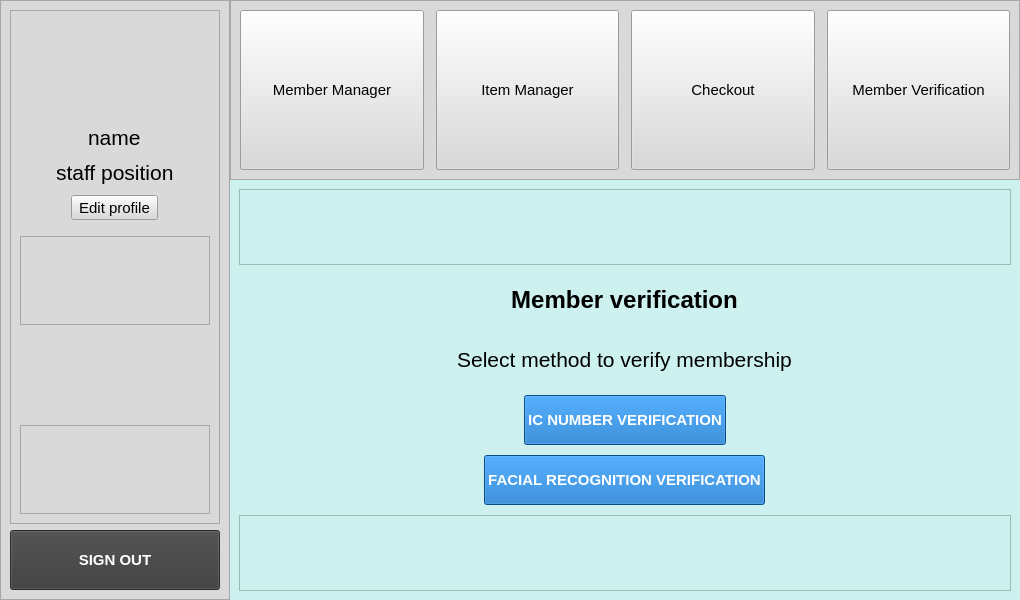
Qt form CPMMS_software/ui/memberVerificationScreen.ui (yomatashi/CPMMS) before a commit.
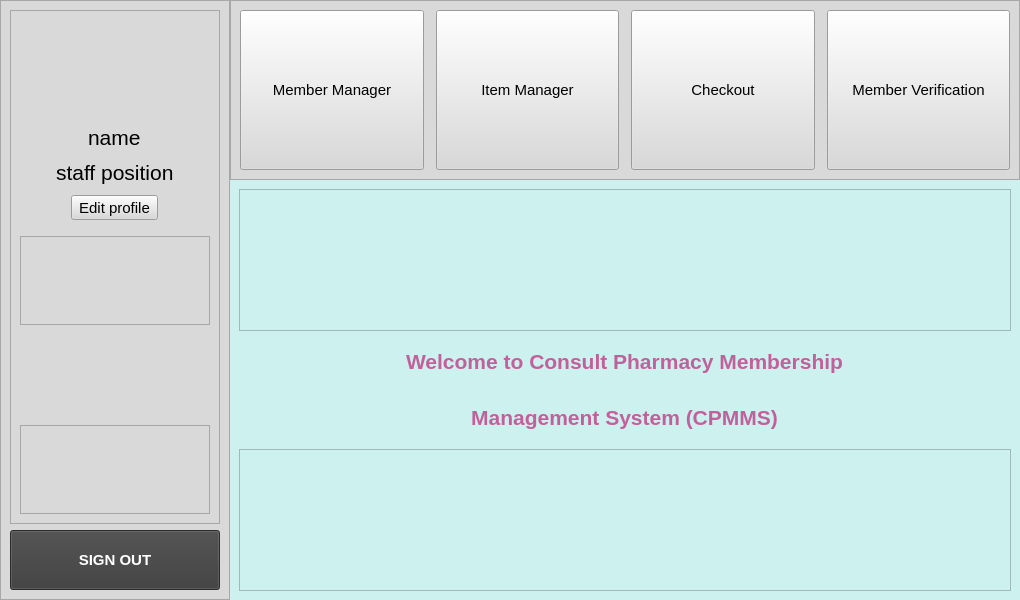
The same form after that commit. Icons and pictures are not drawn.

Diff of the .ui file:
```diff
--- a/CPMMS_software/ui/memberVerificationScreen.ui
+++ b/CPMMS_software/ui/memberVerificationScreen.ui
@@ -237,6 +237,110 @@
      <property name="currentIndex">
       <number>0</number>
      </property>
+     <widget class="QWidget" name="welcomePage">
+      <layout class="QVBoxLayout" name="verticalLayout_3">
+       <item>
+        <widget class="QFrame" name="frame_9">
+         <property name="frameShape">
+          <enum>QFrame::StyledPanel</enum>
+         </property>
+         <property name="frameShadow">
+          <enum>QFrame::Raised</enum>
+         </property>
+        </widget>
+       </item>
+       <item alignment="Qt::AlignHCenter">
+        <widget class="QLabel" name="label_10">
+         <property name="sizePolicy">
+          <sizepolicy hsizetype="Fixed" vsizetype="Fixed">
+           <horstretch>0</horstretch>
+           <verstretch>0</verstretch>
+          </sizepolicy>
+         </property>
+         <property name="maximumSize">
+          <size>
+           <width>16777215</width>
+           <height>50</height>
+          </size>
+         </property>
+         <property name="sizeIncrement">
+          <size>
+           <width>0</width>
+           <height>0</height>
+          </size>
+         </property>
+         <property name="font">
+          <font>
+           <weight>75</weight>
+           <bold>true</bold>
+          </font>
+         </property>
+         <property name="styleSheet">
+          <string notr="true">color: rgba(194,96,155,255)</string>
+         </property>
+         <property name="text">
+          <string>&lt;html&gt;&lt;head/&gt;&lt;body&gt;&lt;p&gt;&lt;span style=&quot; font-size:16pt;&quot;&gt;Welcome to Consult Pharmacy Membership&lt;/span&gt;&lt;/p&gt;&lt;/body&gt;&lt;/html&gt;</string>
+         </property>
+         <property name="textFormat">
+          <enum>Qt::AutoText</enum>
+         </property>
+         <property name="alignment">
+          <set>Qt::AlignCenter</set>
+         </property>
+        </widget>
+       </item>
+       <item alignment="Qt::AlignHCenter">
+        <widget class="QLabel" name="label_11">
+         <property name="sizePolicy">
+          <sizepolicy hsizetype="Fixed" vsizetype="Fixed">
+           <horstretch>0</horstretch>
+           <verstretch>0</verstretch>
+          </sizepolicy>
+         </property>
+         <property name="maximumSize">
+          <size>
+           <width>16777215</width>
+           <height>50</height>
+          </size>
+         </property>
+         <property name="sizeIncrement">
+          <size>
+           <width>0</width>
+           <height>0</height>
+          </size>
+         </property>
+         <property name="font">
+          <font>
+           <weight>75</weight>
+           <bold>true</bold>
+          </font>
+         </property>
+         <property name="styleSheet">
+          <string notr="true">color: rgba(194,96,155,255)</string>
+         </property>
+         <property name="text">
+          <string>&lt;html&gt;&lt;head/&gt;&lt;body&gt;&lt;p&gt;&lt;span style=&quot; font-size:16pt;&quot;&gt;Management System (CPMMS)&lt;/span&gt;&lt;/p&gt;&lt;/body&gt;&lt;/html&gt;</string>
+         </property>
+         <property name="textFormat">
+          <enum>Qt::AutoText</enum>
+         </property>
+         <property name="alignment">
+          <set>Qt::AlignCenter</set>
+         </property>
+        </widget>
+       </item>
+       <item>
+        <widget class="QFrame" name="frame_10">
+         <property name="frameShape">
+          <enum>QFrame::StyledPanel</enum>
+         </property>
+         <property name="frameShadow">
+          <enum>QFrame::Raised</enum>
+         </property>
+        </widget>
+       </item>
+      </layout>
+     </widget>
      <widget class="QWidget" name="verificationMethod">
       <layout class="QVBoxLayout" name="verticalLayout">
        <property name="spacing">
```
Left out of the diff: 394 changed lines with no effect on the pictures.
